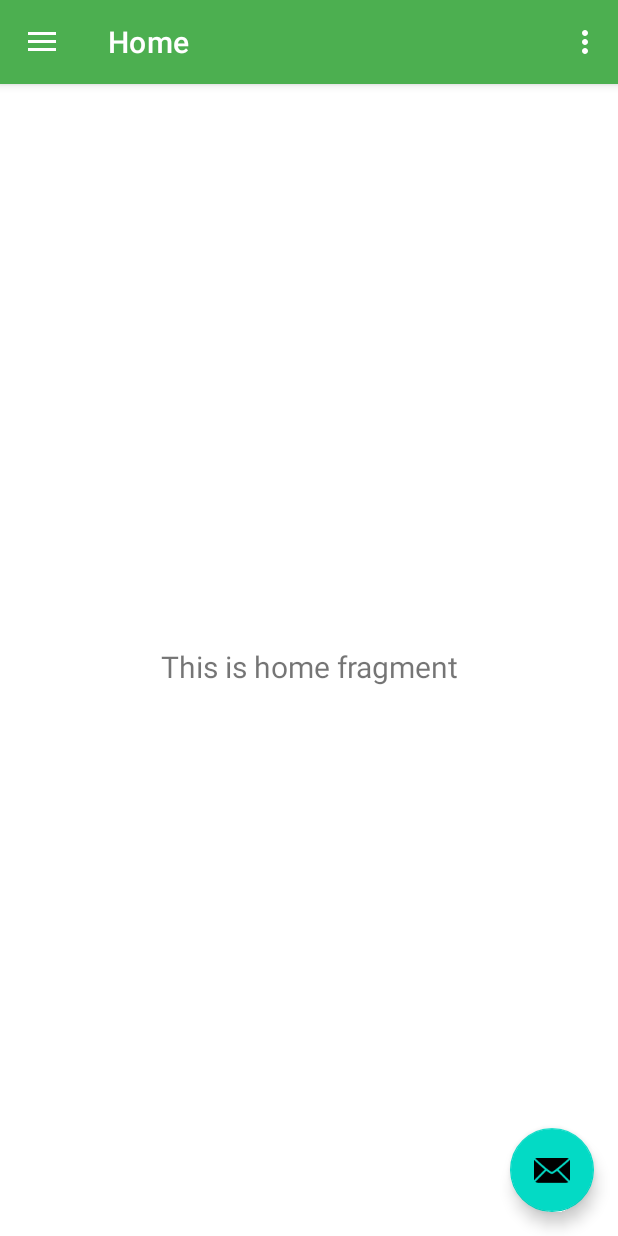
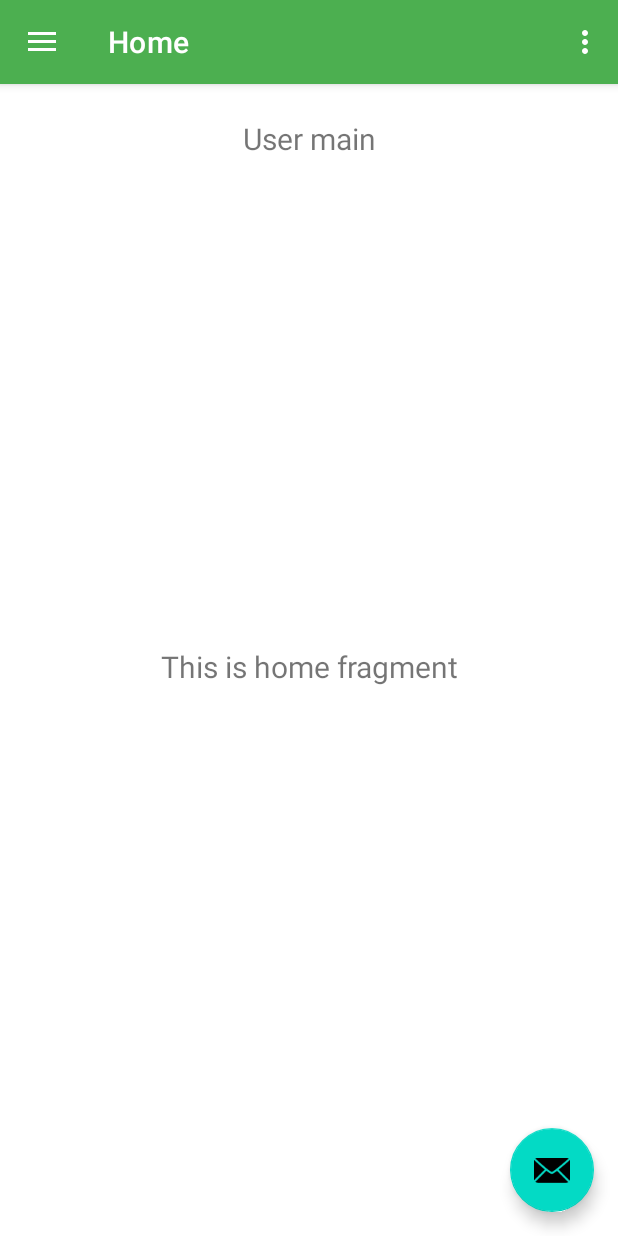
Before and after one commit to 27Kitsune/cat3, an Android app: the screen it shows after launch once a user with an empty profile is signed in (MainActivity), on a phone screen of 412 x 824 dp. Run offline under Robolectric (Android 15) with nearby library versions, the phone set to English and light mode, and no system bars; our stand-ins replace Firebase (no records; nobody signed in at launch, a user with empty details on screens opened directly), navigation-ui.

```diff
--- a/app/build.gradle.kts
+++ b/app/build.gradle.kts
@@ -47,6 +47,7 @@ dependencies {
     implementation("com.google.firebase:firebase-auth:22.3.0")
     implementation("com.google.firebase:firebase-storage:20.3.0")
     implementation("com.google.firebase:firebase-storage")
+    implementation("com.google.firebase:firebase-firestore:24.10.0")
     testImplementation("junit:junit:4.13.2")
     androidTestImplementation("androidx.test.ext:junit:1.1.5")
     androidTestImplementation("androidx.test.espresso:espresso-core:3.5.1")
--- a/app/src/main/java/com/example/cat3/ui/notification/NotificationViewModel.java
+++ b/app/src/main/java/com/example/cat3/ui/notification/NewsViewModel.java
@@ -4,11 +4,11 @@ import androidx.lifecycle.LiveData;
 import androidx.lifecycle.MutableLiveData;
 import androidx.lifecycle.ViewModel;
 
-public class NotificationViewModel extends ViewModel {
+public class NewsViewModel extends ViewModel {
 
     private final MutableLiveData<String> mText;
 
-    public NotificationViewModel() {
+    public NewsViewModel() {
         mText = new MutableLiveData<>();
         mText.setValue("This is notification fragment");
     }
--- a/app/src/main/java/com/example/cat3/MainActivity.java
+++ b/app/src/main/java/com/example/cat3/user/MainActivity.java
@@ -1,4 +1,4 @@
-package com.example.cat3;
+package com.example.cat3.user;
 
 import android.content.Intent;
 import android.os.Bundle;
@@ -7,6 +7,8 @@ import android.view.View;
 import android.view.Menu;
 import android.widget.TextView;
 
+import com.example.cat3.Login;
+import com.example.cat3.R;
 import com.google.android.material.snackbar.Snackbar;
 import com.google.android.material.navigation.NavigationView;
 
@@ -55,7 +57,7 @@ public class MainActivity extends AppCompatActivity {
         // Passing each menu ID as a set of Ids because each
         // menu should be considered as top level destinations.
         mAppBarConfiguration = new AppBarConfiguration.Builder(
-                R.id.nav_home, R.id.nav_notification, R.id.nav_evacuation, R.id.nav_donation, R.id.nav_Upload_donation, R.id.nav_volunteer)
+                R.id.nav_home, R.id.nav_notification, R.id.nav_evacuation, R.id.nav_donation, R.id.nav_volunteer)
                 .setOpenableLayout(drawer)
                 .build();
         NavController navController = Navigation.findNavController(this, R.id.nav_host_fragment_content_main);
@@ -73,6 +75,8 @@ public class MainActivity extends AppCompatActivity {
         else{
             textView.setText(user.getEmail());
         }
+        navigationView.getMenu().clear(); // Clear existing items, if any
+        getMenuInflater().inflate(R.menu.activity_main_drawer, navigationView.getMenu());
     }
 
     @Override
--- a/app/src/main/res/layout/app_bar_main.xml
+++ b/app/src/main/res/layout/app_bar_main.xml
@@ -4,7 +4,7 @@
     xmlns:tools="http://schemas.android.com/tools"
     android:layout_width="match_parent"
     android:layout_height="match_parent"
-    tools:context=".MainActivity">
+    tools:context=".user.MainActivity">
 
     <com.google.android.material.appbar.AppBarLayout
         android:layout_width="match_parent"
--- a/app/src/main/res/layout/content_main.xml
+++ b/app/src/main/res/layout/content_main.xml
@@ -7,6 +7,21 @@
     app:layout_behavior="@string/appbar_scrolling_view_behavior"
     tools:showIn="@layout/app_bar_main">
 
+    <TextView
+        android:id="@+id/text_donation"
+        android:layout_width="match_parent"
+        android:layout_height="wrap_content"
+        android:layout_marginStart="10dp"
+        android:layout_marginEnd="10dp"
+        android:textAlignment="center"
+        android:textSize="20sp"
+        android:text="User main"
+        app:layout_constraintBottom_toBottomOf="parent"
+        app:layout_constraintEnd_toEndOf="parent"
+        app:layout_constraintHorizontal_bias="1.0"
+        app:layout_constraintStart_toStartOf="parent"
+        app:layout_constraintTop_toTopOf="parent"
+        app:layout_constraintVertical_bias="0.031" />
     <fragment
         android:id="@+id/nav_host_fragment_content_main"
         android:name="androidx.navigation.fragment.NavHostFragment"
--- a/app/src/main/res/menu/activity_main_drawer.xml
+++ b/app/src/main/res/menu/activity_main_drawer.xml
@@ -9,9 +9,9 @@
             android:icon="@drawable/ic_menu_camera"
             android:title="@string/menu_home" />
         <item
-            android:id="@+id/nav_notification"
-            android:icon="@drawable/ic_menu_notification"
-            android:title="Notification" />
+            android:id="@+id/nav_news"
+            android:icon="@drawable/ic_menu_news"
+            android:title="News Update" />
         <item
             android:id="@+id/nav_evacuation"
             android:icon="@drawable/ic_menu_evacuation"
@@ -21,10 +21,6 @@
             android:icon="@drawable/id_menu_donation"
             android:title= "Donation" />
         <item
-            android:id="@+id/nav_Upload_donation"
-            android:icon="@drawable/id_menu_donation"
-            android:title= "Upload Qr Donation" />
-        <item
             android:id="@+id/nav_volunteer"
             android:icon="@drawable/ic_menu_volunteer"
             android:title= "Volunteer" />
--- a/app/src/main/res/values/strings.xml
+++ b/app/src/main/res/values/strings.xml
@@ -13,6 +13,7 @@
     <string name="register">Register</string>
     <string name="click_to_login">Click to Login</string>
     <string name="logout">Logout</string>
+    <string name="fullname">Name</string>
 
     <string name="menu_home">Home</string>
     <string name="menu_gallery">Gallery</string>
```
Also changed, not shown: app/src/main/AndroidManifest.xml (+7 -1 lines), app/src/main/java/com/example/cat3/Login.java (+38 -7 lines), app/src/main/java/com/example/cat3/Register.java (+28 -7 lines), app/src/main/java/com/example/cat3/ui/notification/NewsFragment.java (renamed from app/src/main/java/com/example/cat3/ui/notification/NotificationFragment.java, +4 -4 lines), app/src/main/java/com/example/cat3/ui/volunteer/VolunteerFragment.java (+10 -15 lines), app/src/main/res/layout/activity_register.xml (+11 -0 lines).
